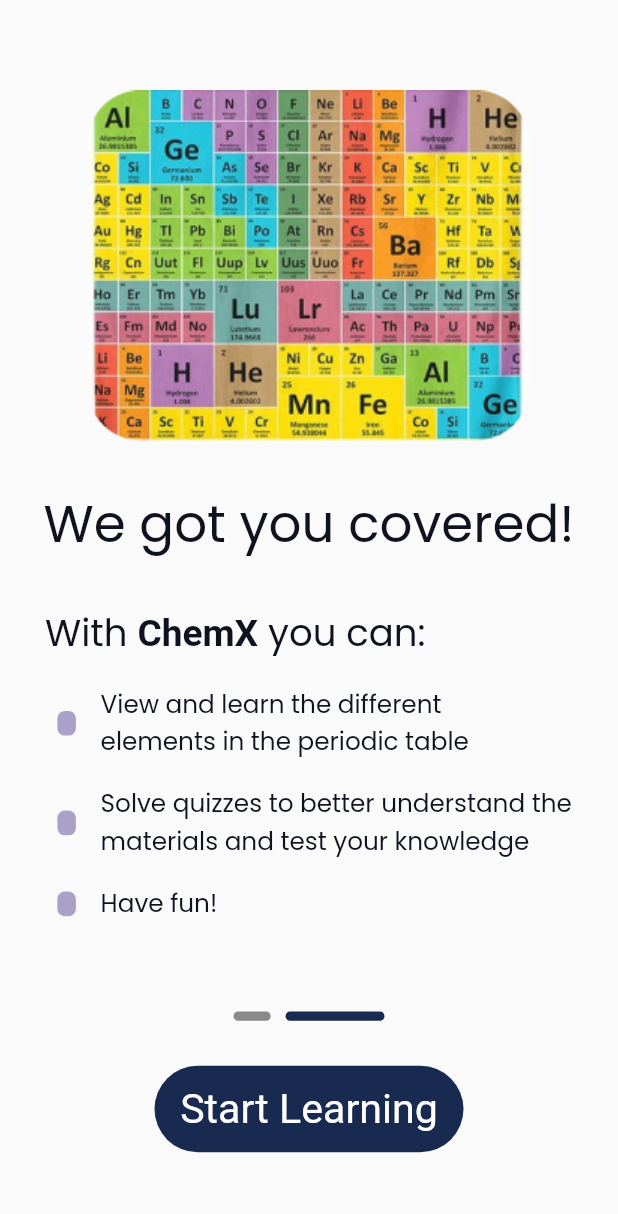
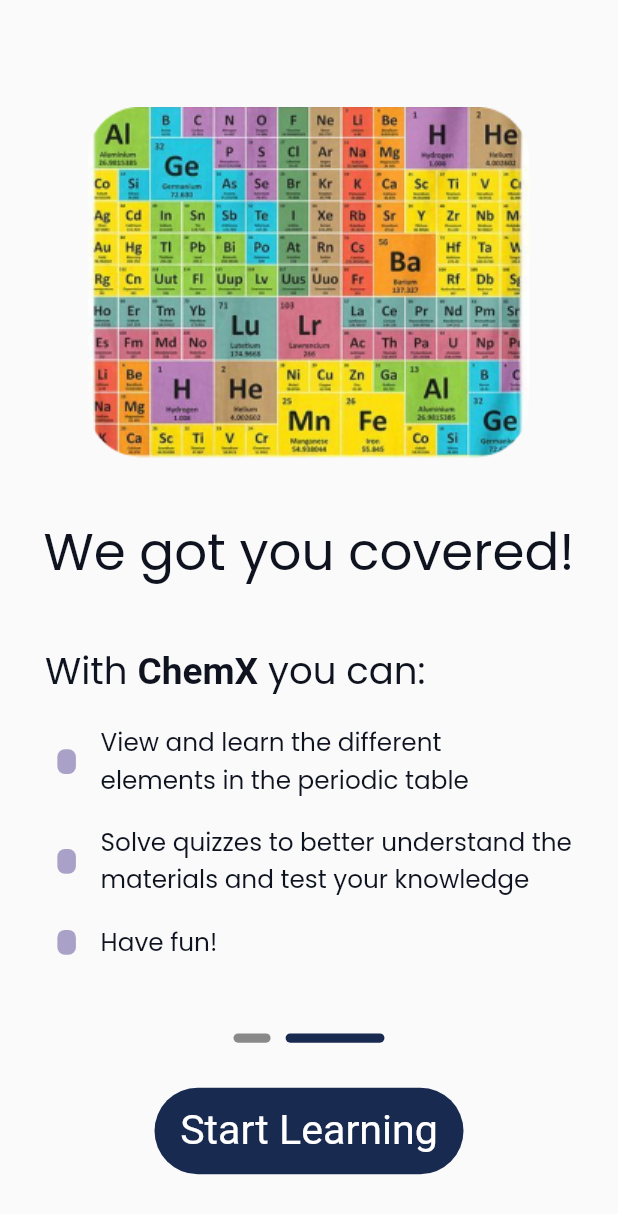
Before and after one commit to MohammadFahel/chem_x, a Flutter app: the screen it shows after launch, after a tap on "Continue", on a phone screen of 412 x 824 dp. Shown: the top 1214 px of the screen. Run offline on Flutter 3.47's test engine with Material 2 defaults, Android fonts, the phone set to English and light mode, and no system bars; drawn by our look-alikes of overlay_support; our stand-ins replace email_validator, firebase_auth, firebase_core, google_fonts, google_sign_in, hexcolor and 3 more; missing offline and left inert: flutter_facebook_auth, flutter_login_facebook; accounts and stored records are empty.

Commit message:
Update on (splashScreen, onBoarding)

```diff
--- a/lib/View/dialog_sign_up.dart
+++ b/lib/View/dialog_sign_up.dart
@@ -185,11 +185,13 @@
           return "Please enter a valid email";
         }
       } else if (validator == "Password") {
+        print(text);
         if (text == null) {
           return "please fill this field ";
         } else if (text.isEmpty) {
           return "please fill this field ";
-        } else if (text.length < 6) {
+        } else if (text.length <= 6) {
+
           return "The password must be greater than 6 characters";
         } else if (!RegExp(r'^(?=.*?[A-Z])(?=.*?[a-z])(?=.*?[0-9])(?=.*?[!@#\$&*~]).{8,}$')
             .hasMatch(text)){
--- a/lib/View/on_boarding_screen.dart
+++ b/lib/View/on_boarding_screen.dart
@@ -33,13 +33,20 @@
   @override
   Widget build(BuildContext context) {
     return Scaffold(
-      body: PageView(
-        scrollDirection: Axis.horizontal,
-        onPageChanged: _onchanged,
-        controller: _controller,
+      body: Column(
         children: [
-          OnboardingPage1(),
-          OnboardingPage2()
+          Expanded(
+            child: PageView(
+              scrollDirection: Axis.horizontal,
+              onPageChanged: _onchanged,
+              controller: _controller,
+              children: [
+                OnboardingPage1(),
+                OnboardingPage2()
+              ],
+            ),
+          ),
+          ChangeStateButton()
         ],
       )
     );
@@ -71,9 +78,6 @@
                         fontSize: 15.0.sp, color: HexColor("#494949")))),
           ],
         ),
-        ChangeStateButton()
-
-
       ],
     );
   }
@@ -107,11 +111,6 @@
                     ]
                 ),
               ),
-              // Text("With ChemX you can:",
-              //     textAlign: TextAlign.center,
-              //     style: GoogleFonts.poppins(
-              //         textStyle: TextStyle(
-              //             fontSize: 18.sp, color: HexColor("#0E131F")))),
               SizedBox(
                 height: 2.0.h,
               ),
@@ -185,7 +184,6 @@
             ],
           ),
         ),
-        ChangeStateButton()
       ],
     );
   }
--- a/lib/View/splash_screen.dart
+++ b/lib/View/splash_screen.dart
@@ -18,7 +18,7 @@
   void initState() {
     super.initState();
     Timer(
-        Duration(milliseconds: 500),
+        Duration(seconds: 3),
         () => initScreen == 0 || initScreen == null ?   Navigator.pushReplacement(
           context,
           MaterialPageRoute(builder: (context) => OnBoardingScreen1()),
@@ -40,43 +40,37 @@
                 begin: Alignment.topCenter,
                 end: Alignment.bottomRight,
                 colors: [Color(0xffaaa1c8), Color(0xffebebeb)])),
-        child: Column(
-            crossAxisAlignment: CrossAxisAlignment.center,
-            mainAxisAlignment: MainAxisAlignment.spaceEvenly,
-            children: [
+        child:
               Column(
-                crossAxisAlignment: CrossAxisAlignment.center,
                 mainAxisAlignment: MainAxisAlignment.center,
                   children: [
                     Row(
-                    crossAxisAlignment: CrossAxisAlignment.center,
                       mainAxisAlignment: MainAxisAlignment.center,
                       children: [
                         Image.asset("assets/images/chemxlogo.png",
-                          height: 100, width: 100),
+                            height: 15.h, width: 20.w),
+                        SizedBox(width: 2.5.w),
                         Text(
                           "ChemX",
                           style: GoogleFonts.poppins(
                               textStyle: TextStyle(
-                                fontSize: 22.0.sp, color: HexColor("#192A51"))),
+                                  fontSize: 25.0.sp, color: HexColor("#192A51"))),
                         ),
                       ],
                     ),
-                  Column(
-                    children: [
                         Text(
                           "The easy way to learn\nPeriodic Table",
                           textAlign: TextAlign.center,
                           style: GoogleFonts.poppins(
                               textStyle: TextStyle(
-                                fontSize: 15.0.sp, color: HexColor("#494949"))),
-                      )
-                    ],
+                                  fontSize: 17.5.sp, color: HexColor("#494949"))),
+                        ),
+              SizedBox(height: 20.h),
+              CircularProgressIndicator(
+                color: HexColor("#192A51"),
               ),
                   ],
               ),
-              CircularProgressIndicator(),
-            ]),
       ),
     );
   }
```
Also changed, not shown: lib/Controller/text_provider.dart (line endings or trailing spaces), 4 other files. Lines whose indentation alone changed are shown as unchanged.
